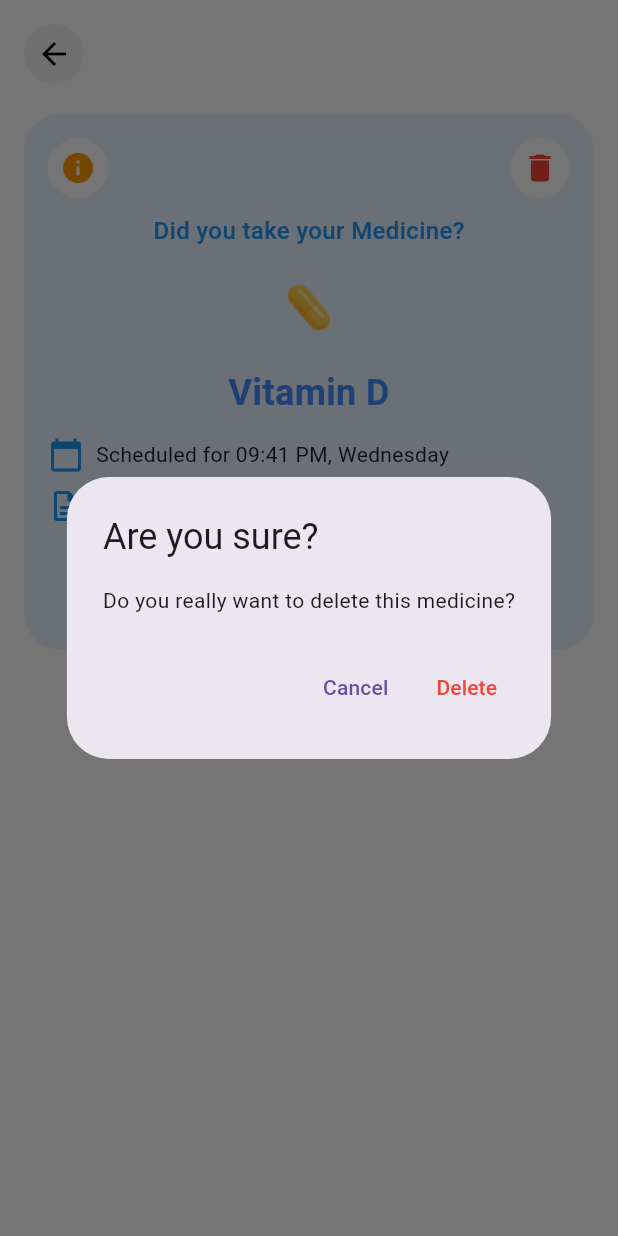
After one commit to Adeel-Arif1/Med_sync, a Flutter app: the MedicineReminderScreen screen opened directly, after a tap on "Edit", on a phone screen of 412 x 824 dp. The commit adds this screen. Run offline on Flutter 3.47's test engine with Material 3 defaults, Android fonts, the phone set to English and light mode, and no system bars; our stand-ins replace flutter_otp_text_field.

Commit message:
Medicine add and homepage updated

```diff
--- /dev/null
+++ b/lib/features/application/provider/medicine_provider.dart
@@ -0,0 +1,24 @@
+import 'package:flutter/material.dart';
+import 'package:med_sync/features/domain/model/medicine_model.dart';
+
+class MedicineProvider with ChangeNotifier {
+  final List<Medicine> _medicines = [];
+
+  List<Medicine> get medicines => _medicines;
+
+  void addMedicine(Medicine medicine) {
+    _medicines.add(medicine);
+    notifyListeners();
+  }
+
+  void toggleTaken(String id) {
+    final med = _medicines.firstWhere((m) => m.id == id);
+    med.isTaken = !med.isTaken;
+    notifyListeners();
+  }
+
+  void deleteMedicine(String id) {
+    _medicines.removeWhere((m) => m.id == id);
+    notifyListeners();
+  }
+}
--- a/lib/features/domain/model/medicine_model.dart
+++ b/lib/features/domain/model/medicine_model.dart
@@ -1,6 +1,6 @@
 import 'package:flutter/material.dart';
 
-enum MedicineType { capsule, drops }
+enum MedicineType { capsule, drops, tablet }
 
 class Medicine {
   final String id;
--- /dev/null
+++ b/lib/presentation/screens/medinfo_screen.dart
@@ -0,0 +1,175 @@
+import 'package:flutter/material.dart';
+
+class MedicineReminderScreen extends StatelessWidget {
+  const MedicineReminderScreen({super.key});
+
+  void _showDeleteDialog(BuildContext context) {
+    showDialog(
+      context: context,
+      builder: (_) => AlertDialog(
+        title: const Text('Are you sure?'),
+        content: const Text('Do you really want to delete this medicine?'),
+        actions: [
+          TextButton(
+            onPressed: () {
+              Navigator.pop(context);
+            },
+            child: const Text('Cancel'),
+          ),
+          TextButton(
+            onPressed: () {
+              // ✅ Add delete logic here
+              Navigator.pop(context); // Close dialog
+              ScaffoldMessenger.of(context).showSnackBar(
+                const SnackBar(content: Text("Medicine Deleted")),
+              );
+            },
+            style: TextButton.styleFrom(foregroundColor: Colors.red),
+            child: const Text('Delete'),
+          ),
+        ],
+      ),
+    );
+  }
+
+  @override
+  Widget build(BuildContext context) {
+    return Scaffold(
+      backgroundColor: Colors.white,
+      body: SafeArea(
+        child: Padding(
+          padding: const EdgeInsets.all(16),
+          child: Column(
+            children: [
+              const Align(
+                alignment: Alignment.topLeft,
+                child: CircleAvatar(
+                  backgroundColor: Color(0xFFF5F5F5),
+                  child: Icon(Icons.arrow_back, color: Colors.black),
+                ),
+              ),
+              const SizedBox(height: 20),
+              Container(
+                padding: const EdgeInsets.all(16),
+                decoration: BoxDecoration(
+                  color: const Color(0xFFE6F4FF),
+                  borderRadius: BorderRadius.circular(24),
+                ),
+                child: Column(
+                  children: [
+                    // Top Row Icons
+                    Row(
+                      mainAxisAlignment: MainAxisAlignment.spaceBetween,
+                      children: const [
+                        CircleAvatar(
+                          backgroundColor: Colors.white,
+                          child: Icon(Icons.info, color: Colors.orange),
+                        ),
+                        CircleAvatar(
+                          backgroundColor: Colors.white,
+                          child: Icon(Icons.delete, color: Colors.red),
+                        ),
+                      ],
+                    ),
+                    const SizedBox(height: 10),
+                    const Text(
+                      'Did you take your Medicine?',
+                      style: TextStyle(
+                        fontSize: 16,
+                        color: Colors.blue,
+                        fontWeight: FontWeight.w500,
+                      ),
+                    ),
+                    const SizedBox(height: 10),
+
+                    // Medicine Image
+                    Image.asset(
+                      'assets/images/pill.png',
+                      width: 60,
+                      height: 60,
+                    ),
+
+                    const SizedBox(height: 10),
+
+                    const Text(
+                      'Vitamin D',
+                      style: TextStyle(
+                        fontSize: 24,
+                        fontWeight: FontWeight.bold,
+                        color: Colors.blueAccent,
+                      ),
+                    ),
+
+                    const SizedBox(height: 12),
+
+                    // Schedule
+                    Row(
+                      children: const [
+                        Icon(Icons.calendar_today, color: Colors.blue),
+                        SizedBox(width: 8),
+                        Text(
+                          'Scheduled for 09:41 PM, Wednesday',
+                          style: TextStyle(fontSize: 14),
+                        ),
+                      ],
+                    ),
+                    const SizedBox(height: 10),
+
+                    // Dosage
+                    Row(
+                      children: const [
+                        Icon(Icons.description_outlined, color: Colors.blue),
+                        SizedBox(width: 8),
+                        Text(
+                          '1 Capsule, 10000mg',
+                          style: TextStyle(fontSize: 14),
+                        ),
+                      ],
+                    ),
+
+                    const SizedBox(height: 20),
+
+                    // Buttons
+                    Row(
+                      mainAxisAlignment: MainAxisAlignment.center,
+                      children: [
+                        ElevatedButton(
+                          onPressed: () {
+                            // Take logic here
+                          },
+                          style: ElevatedButton.styleFrom(
+                            backgroundColor: Colors.blue,
+                            shape: RoundedRectangleBorder(
+                              borderRadius: BorderRadius.circular(10),
+                            ),
+                            padding: const EdgeInsets.symmetric(
+                                horizontal: 30, vertical: 12),
+                          ),
+                          child: const Text('Take', style: TextStyle(color: Colors.white),),
+                        ),
+                        const SizedBox(width: 20),
+                        ElevatedButton(
+                          onPressed: () => _showDeleteDialog(context),
+                          style: ElevatedButton.styleFrom(
+                            backgroundColor: Colors.blue,
+                           // foregroundColor: Colors.blue,
+                            shape: RoundedRectangleBorder(
+                              borderRadius: BorderRadius.circular(10),
+                            ),
+                            padding: const EdgeInsets.symmetric(
+                                horizontal: 30, vertical: 12),
+                          ),
+                          child: const Text('Edit',style: TextStyle(color: Colors.white),),
+                        ),
+                      ],
+                    ),
+                  ],
+                ),
+              ),
+            ],
+          ),
+        ),
+      ),
+    );
+  }
+}
--- a/pubspec.yaml
+++ b/pubspec.yaml
@@ -10,7 +10,9 @@ dependencies:
   flutter:
     sdk: flutter
   flutter_otp_text_field: ^1.5.1+1
+  hive: ^2.2.3
   intl: ^0.20.2
+  provider: ^6.1.4
 
 dev_dependencies:
   flutter_test:
```
Also changed, not shown: lib/main.dart (+20 -5 lines), lib/presentation/screens/add_med_screen.dart (+64 -64 lines), lib/presentation/screens/home_page_screen.dart (+19 -6 lines), lib/presentation/screens/medicine_list_screen.dart (added, +78 -0 lines), assets/images/pill.png (added), pubspec.lock.
